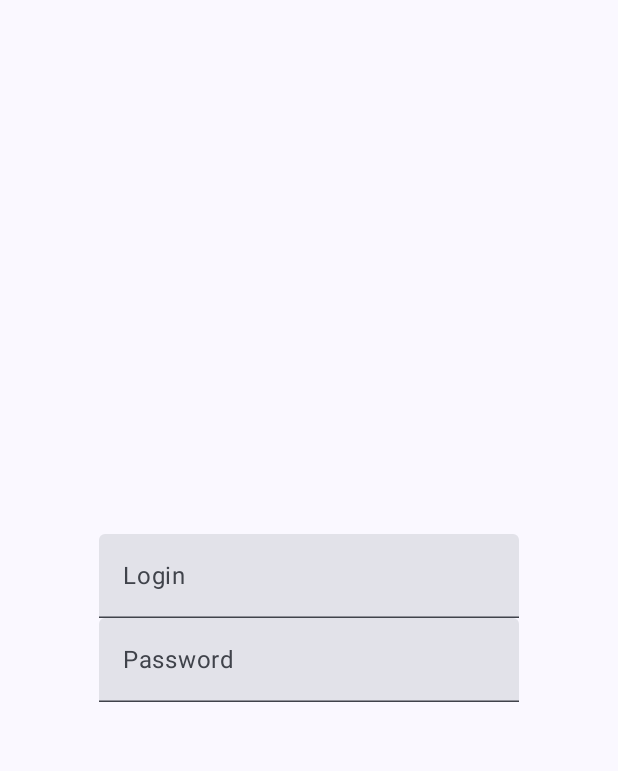
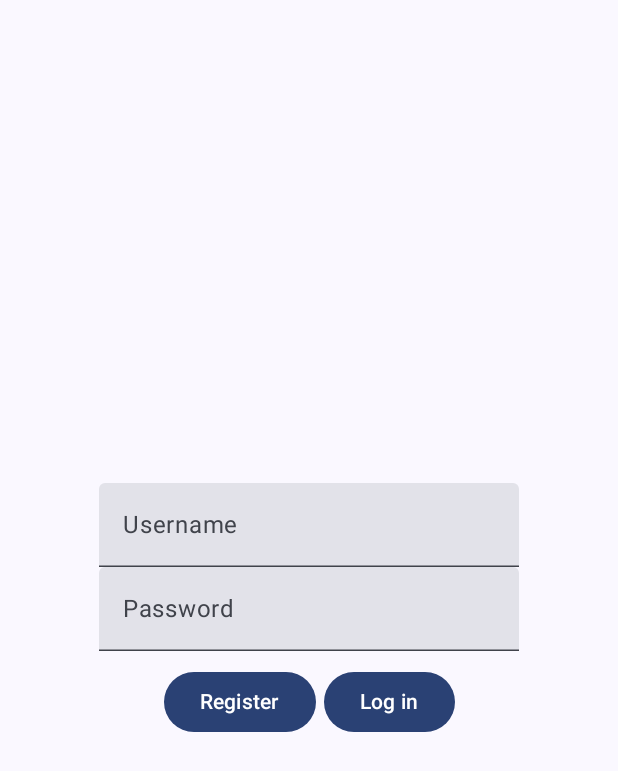
Before and after one commit to lexusshatov/Wallet, an Android app built with Jetpack Compose: the screen it shows after launch (MainActivity), on a phone screen of 412 x 824 dp. Shown: the top 771 px of the screen. Run offline under Robolectric (Android 15) with nearby library versions, the phone set to English and light mode, and no system bars.

Commit message:
AuthScreen

```diff
--- a/app/src/main/java/com/mouse/wallet/ui/theme/auth/AuthScreen.kt
+++ b/app/src/main/java/com/mouse/wallet/ui/theme/auth/AuthScreen.kt
@@ -1,8 +1,7 @@
 package com.mouse.wallet.ui.theme.auth
 
-import androidx.compose.foundation.layout.Arrangement
-import androidx.compose.foundation.layout.Column
-import androidx.compose.foundation.layout.fillMaxHeight
+import androidx.compose.foundation.layout.*
+import androidx.compose.material3.Button
 import androidx.compose.material3.ExperimentalMaterial3Api
 import androidx.compose.material3.Text
 import androidx.compose.material3.TextField
@@ -14,6 +13,7 @@ import androidx.compose.runtime.setValue
 import androidx.compose.ui.Alignment
 import androidx.compose.ui.Modifier
 import androidx.compose.ui.res.stringResource
+import androidx.compose.ui.unit.dp
 import com.mouse.wallet.R
 
 @OptIn(ExperimentalMaterial3Api::class)
@@ -30,7 +30,7 @@ fun AuthScreen() {
         TextField(
             value = login,
             onValueChange = { login = it },
-            label = { Text(text = stringResource(R.string.login)) },
+            label = { Text(text = stringResource(R.string.username)) },
             singleLine = true
         )
         TextField(
@@ -39,5 +39,20 @@ fun AuthScreen() {
             label = { Text(text = stringResource(R.string.password)) },
             singleLine = true
         )
+        Row(
+            modifier = Modifier.padding(10.dp),
+            horizontalArrangement = Arrangement.spacedBy(5.dp)
+        ) {
+            Button(
+                onClick = { /*TODO*/ }
+            ) {
+                Text(text = stringResource(R.string.register))
+            }
+            Button(
+                onClick = { /*TODO*/ }
+            ) {
+                Text(text = stringResource(R.string.log_in))
+            }
+        }
     }
 }
--- a/app/src/main/res/values/strings.xml
+++ b/app/src/main/res/values/strings.xml
@@ -1,5 +1,7 @@
 <resources>
     <string name="app_name">Wallet</string>
-    <string name="login">Login</string>
+    <string name="username">Username</string>
     <string name="password">Password</string>
+    <string name="log_in">Log in</string>
+    <string name="register">Register</string>
 </resources>
```
